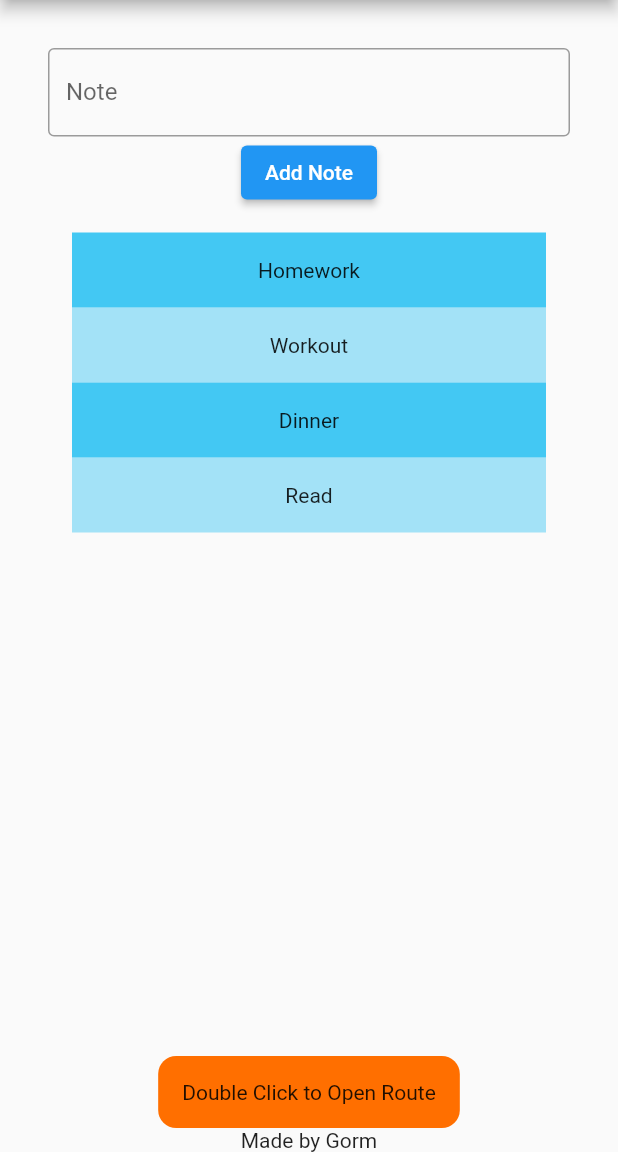
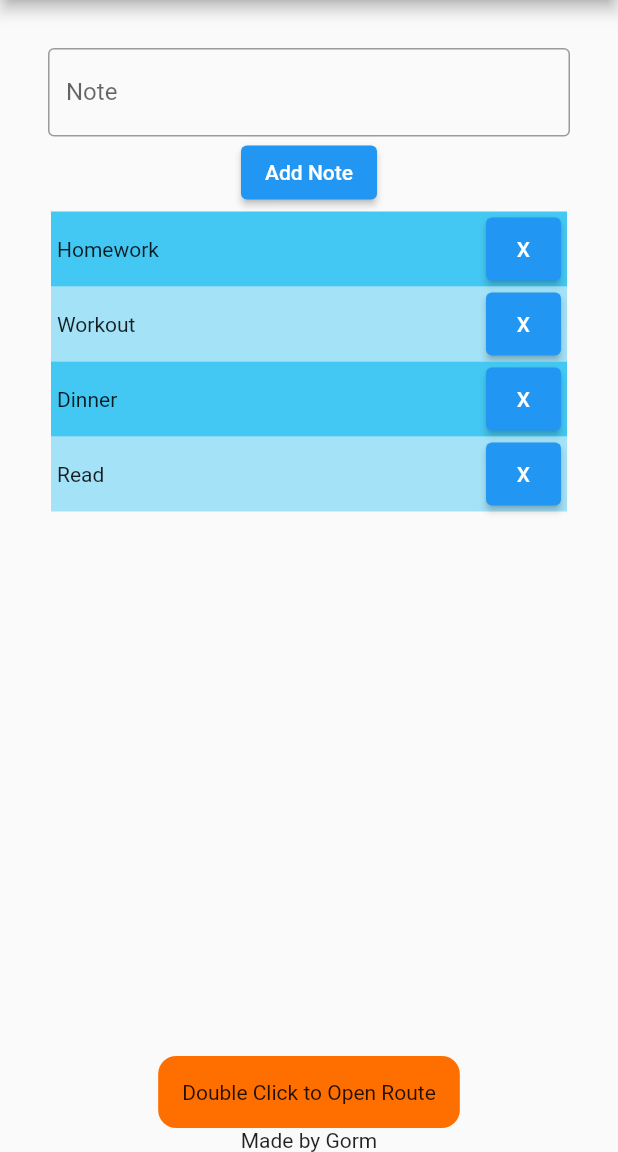
Before and after one commit to Gorm2303/flutter_to_do_list, a Flutter app: the screen it shows after launch, on a phone screen of 412 x 824 dp, the part 84-1236 px from its top. Run offline on Flutter 3.47's test engine with Material 2 defaults, Android fonts, the phone set to English and light mode, and no system bars.

Commit message:
Done, it can remove notes now

```diff
--- a/lib/main.dart
+++ b/lib/main.dart
@@ -78,6 +78,12 @@ class MyListViewState extends State<MyListView> {
     });
   }
 
+  void removeItemFromList(value) {
+    setState(() {
+      widget.entries.remove(value);
+    });
+  }
+
   @override
   Widget build(BuildContext context) {
     return Padding(
@@ -98,15 +104,29 @@ class MyListViewState extends State<MyListView> {
         ),
         Expanded(
             child: ListView.builder(
-                padding: const EdgeInsets.all(16),
+                padding: const EdgeInsets.all(2),
                 itemCount: widget.entries.length,
                 itemBuilder: (BuildContext context, int index) {
-                  return Container(
-                    height: 50,
-                    color:
-                        Color.fromRGBO(57, 197, 243, 0.95 - (index % 2 * 0.5)),
-                    child: Center(child: Text(widget.entries[index])),
-                  );
+                  return Row(children: <Widget>[
+                    Expanded(
+                        child: Container(
+                      height: 50,
+                      padding: const EdgeInsets.all(4),
+                      color: Color.fromRGBO(
+                          57, 197, 243, 0.95 - (index % 2 * 0.5)),
+                      child: Row(children: <Widget>[
+                        Expanded(child: Text(widget.entries[index])),
+                        Container(
+                            height: 50,
+                            width: 50,
+                            child: ElevatedButton(
+                                onPressed: () {
+                                  removeItemFromList(widget.entries[index]);
+                                },
+                                child: const Text('X')))
+                      ]),
+                    )),
+                  ]);
                 }))
       ]),
     );
```
